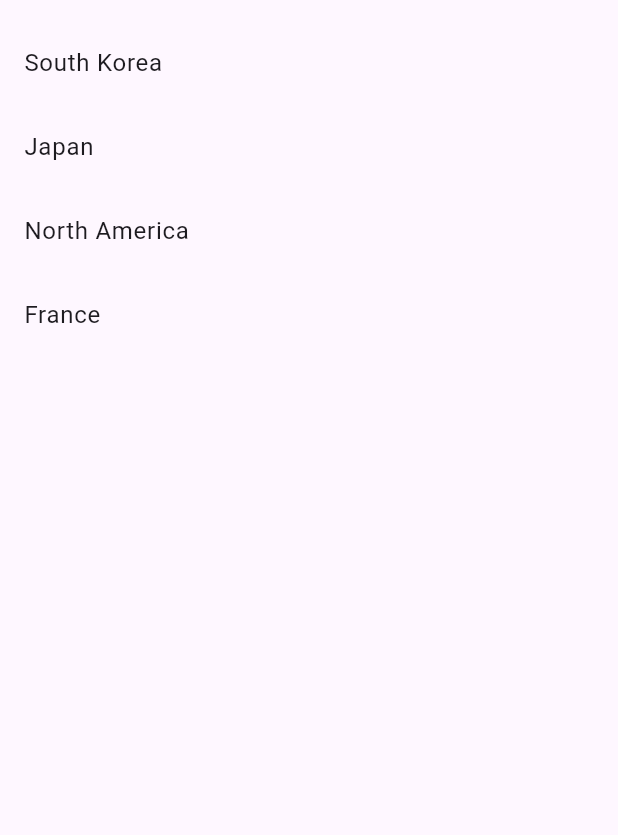
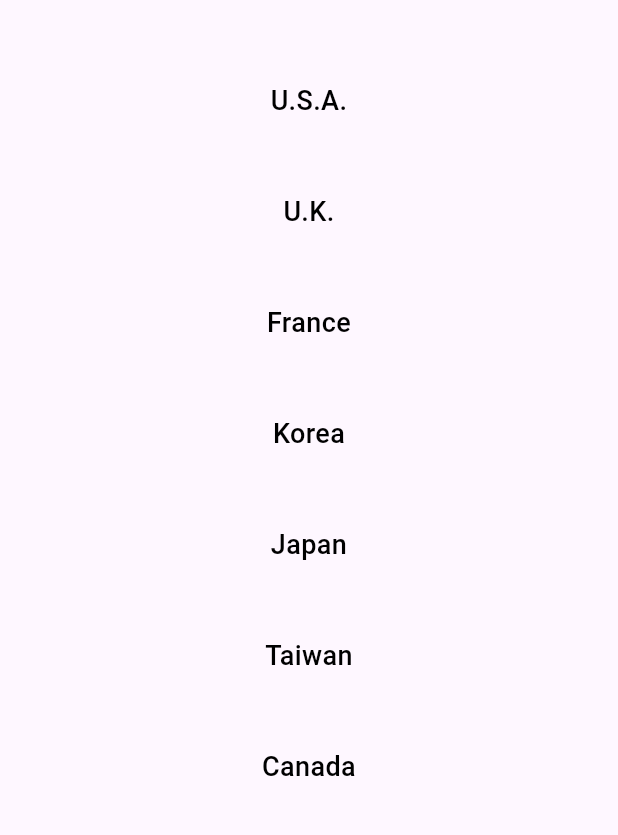
Before and after one commit to eunbeek/world_movie_trailer, a Flutter app: the screen it shows after launch, on a phone screen of 412 x 824 dp, the part 63-898 px from its top. Run offline on Flutter 3.47's test engine with Material 3 defaults, Android fonts, the phone set to English and light mode, and no system bars; our stand-ins replace chewie, video_player.

Commit message:
add more country list

```diff
--- a/lib/common/constants.dart
+++ b/lib/common/constants.dart
@@ -1,13 +1,69 @@
 // main
 const appTitle = "World Movie Trailer";
 
-// country list
-const countryAppBar = "World Movie Trailers";
-List<String> countries = ['South Korea', 'Japan', 'North America', 'France'];
+// Constants for app bar titles
+const countryAppBarEn = "World Movie Trailers";
+const countryAppBarKr = '월드 무비 트레일러';
+const countryAppBarJp = 'ワールドムービートレーラー';
+const countryAppBarFr = 'Bande-annonces de films du monde';
+const countryAppBarCn = '世界电影预告片';
+
+List<String> countryKeys = ['usa', 'uk', 'france', 'korea', 'japan', 'taiwan', 'canada'];
+Map<String, Map<String, String>> localizedCountries = {
+  'en': {
+    'usa': 'U.S.A.',
+    'uk': 'U.K.',
+    'france': 'France',
+    'korea': 'Korea',
+    'japan': 'Japan',
+    'taiwan': 'Taiwan',
+    'canada': 'Canada',
+  },
+  'ko': {
+    'usa': '미국',
+    'uk': '영국',
+    'france': '프랑스',
+    'korea': '한국',
+    'japan': '일본',
+    'taiwan': '대만',
+    'canada': '캐나다',
+  },
+  'ja': {
+    'usa': 'アメリカ',
+    'uk': 'イギリス',
+    'france': 'フランス',
+    'korea': '韓国',
+    'japan': '日本',
+    'taiwan': '台湾',
+    'canada': 'カナダ',
+  },
+  'fr': {
+    'usa': 'États-Unis',
+    'uk': 'Royaume-Uni',
+    'france': 'France',
+    'korea': 'Corée',
+    'japan': 'Japon',
+    'taiwan': 'Taïwan',
+    'canada': 'Canada',
+  },
+  'cn': {
+    'usa': '美国',
+    'uk': '英国',
+    'france': '法国',
+    'korea': '韩国',
+    'japan': '日本',
+    'taiwan': '台湾',
+    'canada': '加拿大',
+  },
+};
+
 const kr = 'South Korea';
 const jp = 'Japan';
 const na = 'North America';
 const fr = 'France';
+
+// ad
+
 
 // movie list
 const listAppBar = "Movies in ";
--- a/lib/common/movie_service.dart
+++ b/lib/common/movie_service.dart
@@ -27,8 +27,6 @@ class MovieService {
   static Future<List<Movie>> fetchKRMovie() async {
     final stopWatch = Stopwatch()..start();
     List<Movie> cgvMovies = await fetchFromCgv();
-    // List<Movie> lotteMovies = [];
-    // List<Movie> cgvMovies = [];
     List<Movie> lotteMovies = await fetchFromLotte(cgvMovies);
     stopWatch.stop();
     print('fetchKR: ${stopWatch.elapsedMilliseconds}ms');
--- a/lib/layout/country_list_page.dart
+++ b/lib/layout/country_list_page.dart
@@ -1,31 +1,109 @@
 import 'package:flutter/material.dart';
-import 'package:world_movie_trailer/layout/movie_list_page.dart';
+import 'package:world_movie_trailer/layout/video_ad_page.dart'; // Import VideoAdPage
 import 'package:world_movie_trailer/common/constants.dart';
 
-class CountryListPage extends StatelessWidget {
+class CountryListPage extends StatefulWidget {
   const CountryListPage({super.key});
 
   @override
+  _CountryListPageState createState() => _CountryListPageState();
+}
+
+class _CountryListPageState extends State<CountryListPage> {
+  List<String> countries = [];  // Initialize with an empty list
+
+  @override
+  void initState() {
+    super.initState();
+    // Add a post frame callback to ensure context is available
+    WidgetsBinding.instance.addPostFrameCallback((_) {
+      _arrangeCountriesBasedOnLocale();
+    });
+  }
+
+  void _arrangeCountriesBasedOnLocale() {
+    String languageCode = Localizations.localeOf(context).languageCode;
+    setState(() {
+      countries = countryKeys
+          .map((key) =>
+              localizedCountries[languageCode]?[key] ?? localizedCountries['en']![key]!)
+          .toList();
+    });
+  }
+
+  String _getAppBarTitle(String languageCode) {
+    switch (languageCode) {
+      case 'ko':
+        return countryAppBarKr;
+      case 'ja':
+        return countryAppBarJp;
+      case 'fr':
+        return countryAppBarFr;
+      case 'cn':
+        return countryAppBarCn;
+      default:
+        return countryAppBarEn;
+    }
+  }
+
+  @override
   Widget build(BuildContext context) {
+    String languageCode = Localizations.localeOf(context).languageCode;
+
     return Scaffold(
       appBar: AppBar(
-        title: const Text(countryAppBar),
+        title: Text(_getAppBarTitle(languageCode)),
       ),
-      body: ListView.builder(
-        itemCount: countries.length,
-        itemBuilder: (context, index) {
-          return ListTile(
-            title: Text(countries[index]),
+      body: countries.isEmpty
+          ? const Center(child: CircularProgressIndicator())
+          : Container(
+              child: ReorderableListView(
+                onReorder: (int oldIndex, int newIndex) {
+                  setState(() {
+                    if (newIndex > oldIndex) {
+                      newIndex -= 1;
+                    }
+                    final String item = countries.removeAt(oldIndex);
+                    countries.insert(newIndex, item);
+                  });
+                },
+                padding: const EdgeInsets.all(16.0),
+                children: [
+                  for (int index = 0; index < countries.length; index++)
+                    Padding(
+                      key: ValueKey(countries[index]),
+                      padding: const EdgeInsets.symmetric(vertical: 8.0),
+                      child: Material(
+                        child: InkWell(
                           onTap: () {
                             Navigator.push(
                               context,
                               MaterialPageRoute(
-                  builder: (context) => MovieListPage(country: countries[index]),
+                                builder: (context) => VideoAdPage(country: countries[index]),
                               ),
                             );
                           },
-          );
-        },
+                          highlightColor: Colors.blue.withOpacity(0.1),
+                          splashColor: Colors.blue.withOpacity(0.2),
+                          child: Container(
+                            padding: const EdgeInsets.all(16),
+                            child: Center(
+                              child: Text(
+                                countries[index],
+                                style: const TextStyle(
+                                  color: Colors.black,
+                                  fontSize: 18,
+                                  fontWeight: FontWeight.w500,
+                                ),
+                                textAlign: TextAlign.center,
+                              ),
+                            ),
+                          ),
+                        ),
+                      ),
+                    ),
+                ],
+              ),
             ),
     );
   }
```
Also changed, not shown: lib/layout/movie_list_page.dart (+8 -30 lines), lib/layout/video_ad_page.dart (added, +92 -0 lines). Lines whose indentation alone changed are shown as unchanged.
